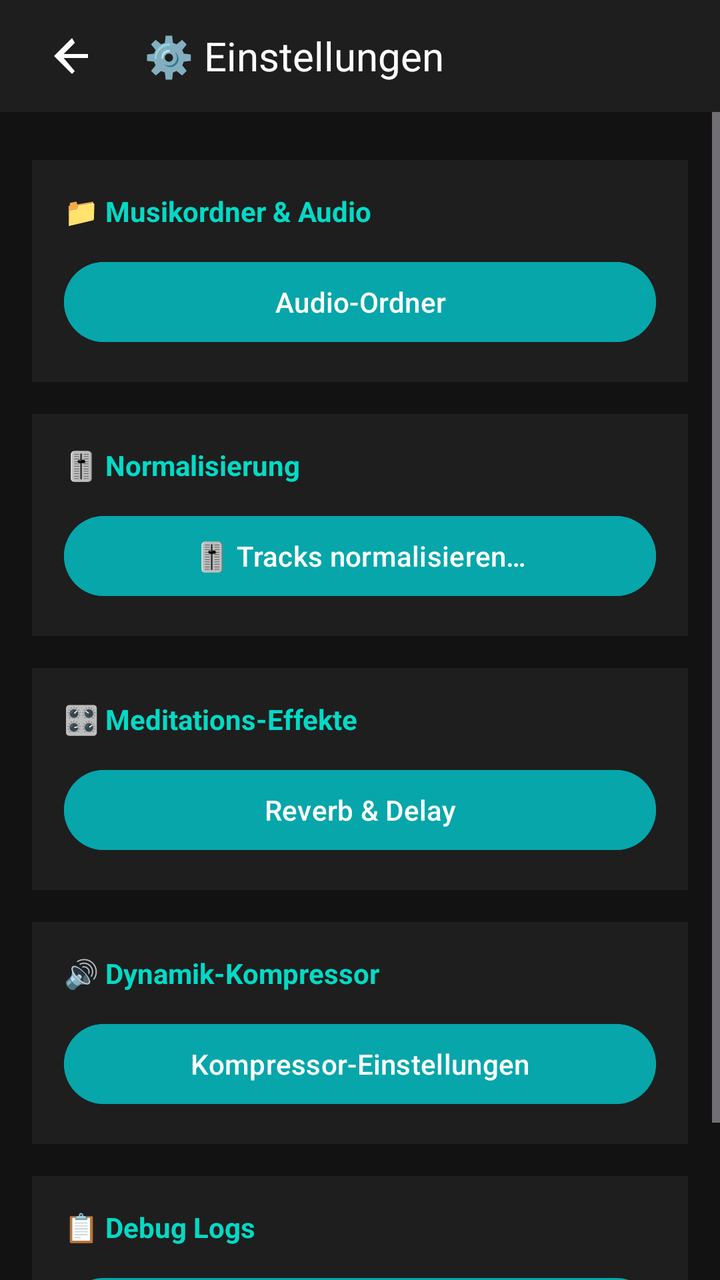
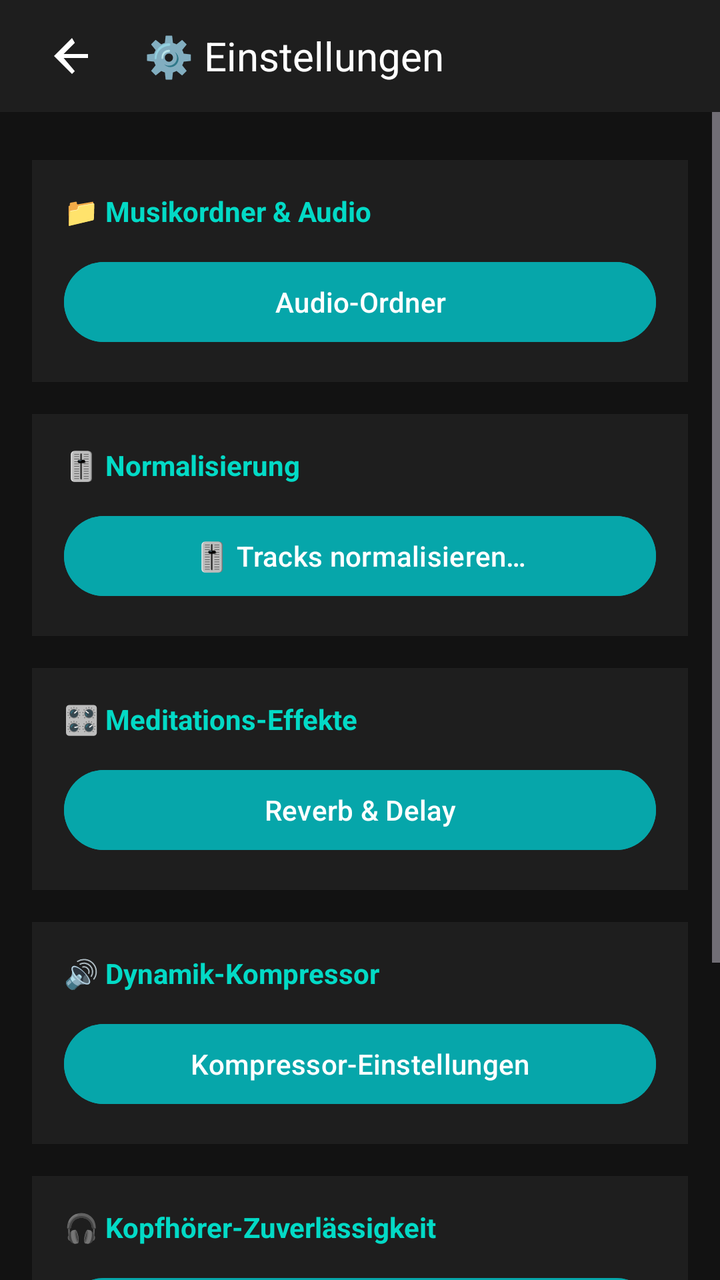

An Android layout rendered at two revisions. The XML below is the earlier revision; the diff shows what the commit changed to produce the second picture.
<!-- AndroidManifest.xml: application theme Theme.SleepPlayer -->
<!-- res/layout/activity_settings.xml -->
<?xml version="1.0" encoding="utf-8"?>
<LinearLayout xmlns:android="http://schemas.android.com/apk/res/android"
    android:layout_width="match_parent"
    android:layout_height="match_parent"
    android:orientation="vertical"
    android:background="@color/dark_background">

    
    <LinearLayout
        android:layout_width="match_parent"
        android:layout_height="56dp"
        android:orientation="horizontal"
        android:gravity="center_vertical"
        android:paddingStart="16dp"
        android:paddingEnd="16dp"
        android:background="@color/dark_surface">

        <ImageButton
            android:id="@+id/btnBack"
            android:layout_width="40dp"
            android:layout_height="40dp"
            android:src="@drawable/ic_back"
            android:scaleType="centerInside"
            android:contentDescription="@string/back"
            android:background="?attr/selectableItemBackgroundBorderless" />

        <TextView
            android:layout_width="0dp"
            android:layout_height="wrap_content"
            android:layout_weight="1"
            android:text="@string/settings_title"
            android:textSize="20sp"
            android:textColor="@color/white"
            android:paddingStart="16dp" />

    </LinearLayout>

    
    <ScrollView
        android:layout_width="match_parent"
        android:layout_height="0dp"
        android:layout_weight="1"
        android:fillViewport="true">

        <LinearLayout
            android:layout_width="match_parent"
            android:layout_height="wrap_content"
            android:orientation="vertical"
            android:padding="16dp">

            
            <LinearLayout
                android:layout_width="match_parent"
                android:layout_height="wrap_content"
                android:orientation="vertical"
                android:background="@color/dark_surface"
                android:padding="16dp"
                android:layout_marginBottom="16dp"
                android:layout_marginTop="8dp">

                <TextView
                    android:layout_width="match_parent"
                    android:layout_height="wrap_content"
                    android:text="📁 Musikordner &amp; Audio"
                    android:textColor="@color/teal_200"
                    android:textSize="14sp"
                    android:textStyle="bold"
                    android:paddingBottom="12dp" />

                <Button
                    android:id="@+id/btnFolderSelect"
                    android:layout_width="match_parent"
                    android:layout_height="48dp"
                    android:text="@string/settings_folder_title"
                    android:textColor="@color/white"
                    android:backgroundTint="@color/dark_accent" />

            </LinearLayout>

            
            <LinearLayout
                android:layout_width="match_parent"
                android:layout_height="wrap_content"
                android:orientation="vertical"
                android:background="@color/dark_surface"
                android:padding="16dp"
                android:layout_marginBottom="16dp">

                <TextView
                    android:layout_width="match_parent"
                    android:layout_height="wrap_content"
                    android:text="🎚️ Normalisierung"
                    android:textColor="@color/teal_200"
                    android:textSize="14sp"
                    android:textStyle="bold"
                    android:paddingBottom="12dp" />

                <Button
                    android:id="@+id/btnNormalization"
                    android:layout_width="match_parent"
                    android:layout_height="48dp"
                    android:text="@string/norm_menu_normalize"
                    android:textColor="@color/white"
                    android:backgroundTint="@color/dark_accent" />

            </LinearLayout>

            
            <LinearLayout
                android:layout_width="match_parent"
                android:layout_height="wrap_content"
                android:orientation="vertical"
                android:background="@color/dark_surface"
                android:padding="16dp"
                android:layout_marginBottom="16dp">

                <TextView
                    android:layout_width="match_parent"
                    android:layout_height="wrap_content"
                    android:text="🎛️ Meditations-Effekte"
                    android:textColor="@color/teal_200"
                    android:textSize="14sp"
                    android:textStyle="bold"
                    android:paddingBottom="12dp" />

                <Button
                    android:id="@+id/btnMeditationEffects"
                    android:layout_width="match_parent"
                    android:layout_height="48dp"
                    android:text="Reverb &amp; Delay"
                    android:textColor="@color/white"
                    android:backgroundTint="@color/dark_accent" />

            </LinearLayout>

            
            <LinearLayout
                android:layout_width="match_parent"
                android:layout_height="wrap_content"
                android:orientation="vertical"
                android:background="@color/dark_surface"
                android:padding="16dp"
                android:layout_marginBottom="16dp">

                <TextView
                    android:layout_width="match_parent"
                    android:layout_height="wrap_content"
                    android:text="🔊 Dynamik-Kompressor"
                    android:textColor="@color/teal_200"
                    android:textSize="14sp"
                    android:textStyle="bold"
                    android:paddingBottom="12dp" />

                <Button
                    android:id="@+id/btnCompressor"
                    android:layout_width="match_parent"
                    android:layout_height="48dp"
                    android:text="Kompressor-Einstellungen"
                    android:textColor="@color/white"
                    android:backgroundTint="@color/dark_accent" />

            </LinearLayout>

            
            <LinearLayout
                android:layout_width="match_parent"
                android:layout_height="wrap_content"
                android:orientation="vertical"
                android:background="@color/dark_surface"
                android:padding="16dp"
                android:layout_marginBottom="16dp">

                <TextView
                    android:layout_width="match_parent"
                    android:layout_height="wrap_content"
                    android:text="📋 Debug Logs"
                    android:textColor="@color/teal_200"
                    android:textSize="14sp"
                    android:textStyle="bold"
                    android:paddingBottom="12dp" />

                <Button
                    android:id="@+id/btnLogs"
                    android:layout_width="match_parent"
                    android:layout_height="48dp"
                    android:text="Logs anzeigen &amp; teilen"
                    android:textColor="@color/white"
                    android:backgroundTint="@color/dark_accent" />

            </LinearLayout>

        </LinearLayout>

    </ScrollView>

</LinearLayout>
<!-- resources referenced by this layout -->
<resources>
  <color name="dark_accent">#FF06A6AA</color>
  <color name="dark_background">#FF121212</color>
  <color name="dark_surface">#FF1E1E1E</color>
  <color name="teal_200">#03DAC6</color>
  <color name="white">#FFFFFFFF</color>
  <!-- drawable ic_back (drawable) -->
  <?xml version="1.0" encoding="utf-8"?>
  <vector xmlns:android="http://schemas.android.com/apk/res/android"
      android:width="24dp"
      android:height="24dp"
      android:viewportWidth="24"
      android:viewportHeight="24">
      <path
          android:fillColor="#FFFFFF"
          android:pathData="M20,11H7.83l5.59,-5.59L12,3l-9,9 9,9 1.41,-1.41L7.83,13H20v-2z" />
  </vector>
  <string name="back">Zurück</string>
  <string name="norm_menu_normalize">🎚️ Tracks normalisieren…</string>
  <string name="settings_folder_title">Audio-Ordner</string>
  <string name="settings_title">⚙️ Einstellungen</string>
  <style name="Theme.SleepPlayer" parent="Theme.Material3.Dark.NoActionBar">
          <item name="colorPrimary">#BB86FC</item>
          <item name="colorPrimaryVariant">#3700B3</item>
          <item name="colorOnPrimary">#000000</item>
          <item name="colorSecondary">#03DAC6</item>
          <item name="colorSecondaryVariant">#018786</item>
          <item name="colorOnSecondary">#000000</item>
          <item name="android:colorBackground">#121212</item>
          <item name="colorOnBackground">#FFFFFF</item>
          <item name="colorSurface">#1E1E1E</item>
          <item name="colorOnSurface">#FFFFFF</item>
      </style>
</resources>

<!-- the commit's change to res/layout/activity_settings.xml (unified diff, before → after) -->
@@ -173,6 +173,34 @@
                 <TextView
                     android:layout_width="match_parent"
                     android:layout_height="wrap_content"
+                    android:text="@string/battery_opt_title"
+                    android:textColor="@color/teal_200"
+                    android:textSize="14sp"
+                    android:textStyle="bold"
+                    android:paddingBottom="12dp" />
+
+                <Button
+                    android:id="@+id/btnBatteryOptimization"
+                    android:layout_width="match_parent"
+                    android:layout_height="48dp"
+                    android:text="@string/battery_opt_button"
+                    android:textColor="@color/white"
+                    android:backgroundTint="@color/dark_accent" />
+
+            </LinearLayout>
+
+            
+            <LinearLayout
+                android:layout_width="match_parent"
+                android:layout_height="wrap_content"
+                android:orientation="vertical"
+                android:background="@color/dark_surface"
+                android:padding="16dp"
+                android:layout_marginBottom="16dp">
+
+                <TextView
+                    android:layout_width="match_parent"
+                    android:layout_height="wrap_content"
                     android:text="📋 Debug Logs"
                     android:textColor="@color/teal_200"
                     android:textSize="14sp"
<!-- resource entries referenced after the edit -->
@@ -17,6 +17,8 @@
           android:pathData="M20,11H7.83l5.59,-5.59L12,3l-9,9 9,9 1.41,-1.41L7.83,13H20v-2z" />
   </vector>
   <string name="back">Zurück</string>
+  <string name="battery_opt_button">Akku-Optimierung prüfen</string>
+  <string name="battery_opt_title">🎧 Kopfhörer-Zuverlässigkeit</string>
   <string name="norm_menu_normalize">🎚️ Tracks normalisieren…</string>
   <string name="settings_folder_title">Audio-Ordner</string>
   <string name="settings_title">⚙️ Einstellungen</string>
